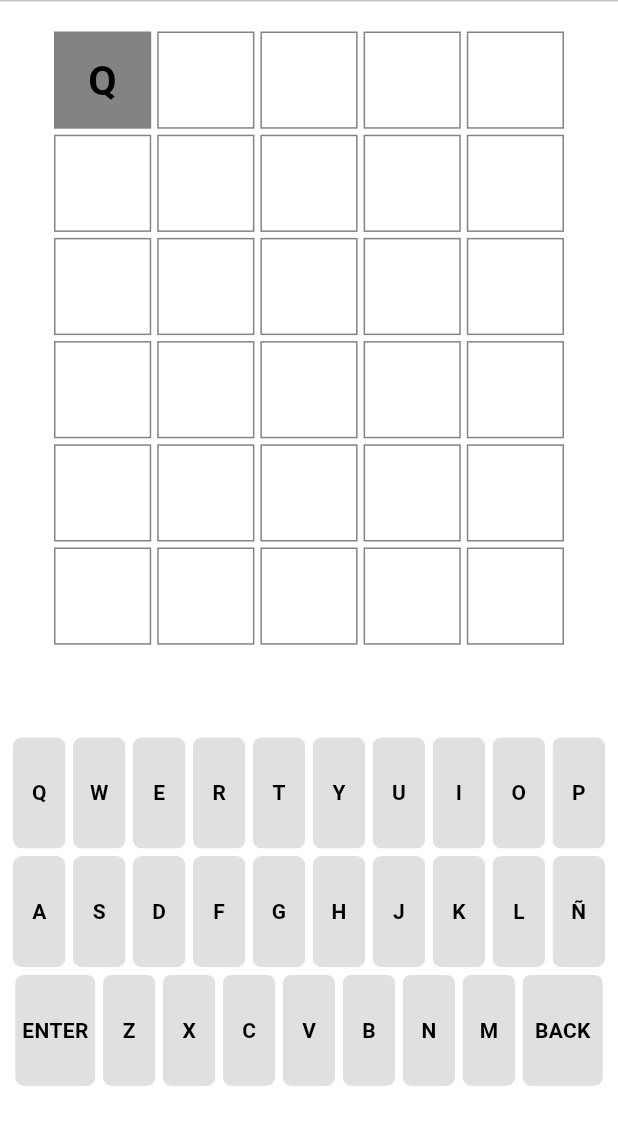
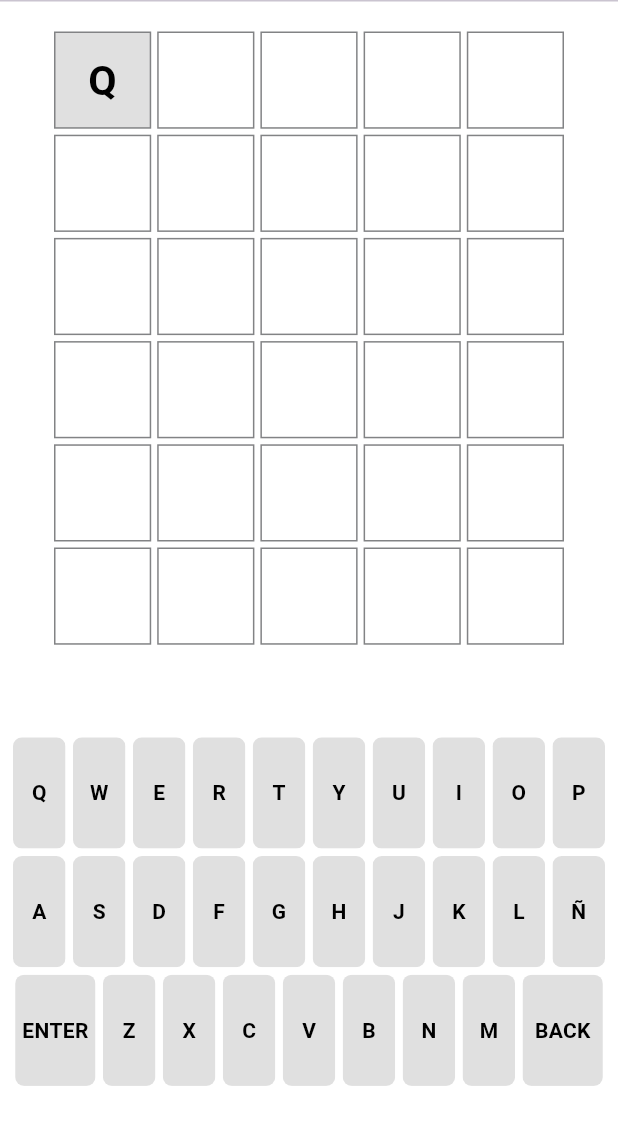
Before and after one commit to CeciJurgens/TDL---Wordle, a Flutter app: the screen it shows after launch, after a tap on an icon or button, on a phone screen of 412 x 824 dp, the part 84-1229 px from its top. Run offline on Flutter 3.47's test engine with Material 3 defaults, Android fonts, the light colour scheme and no system bars.

Commit message:
Colores focus
Arreglo correlacion de colores entre tile y keyboard.

```diff
--- a/lib/components/tile.dart
+++ b/lib/components/tile.dart
@@ -34,7 +34,7 @@ class _TileState extends State<Tile> {
         if(widget.index < notifier.tilesEntered.length) {
           text = notifier.tilesEntered[widget.index].letter;
           _answerStage = notifier.tilesEntered[widget.index].answerStage;
-          _backgroundColor = Theme.of(context).primaryColorLight;
+          _backgroundColor = Theme.of(context).focusColor;
           if(_answerStage == AnswerStage.correct){
             _borderColor = Colors.transparent;
             _backgroundColor = correctGreen;
```
